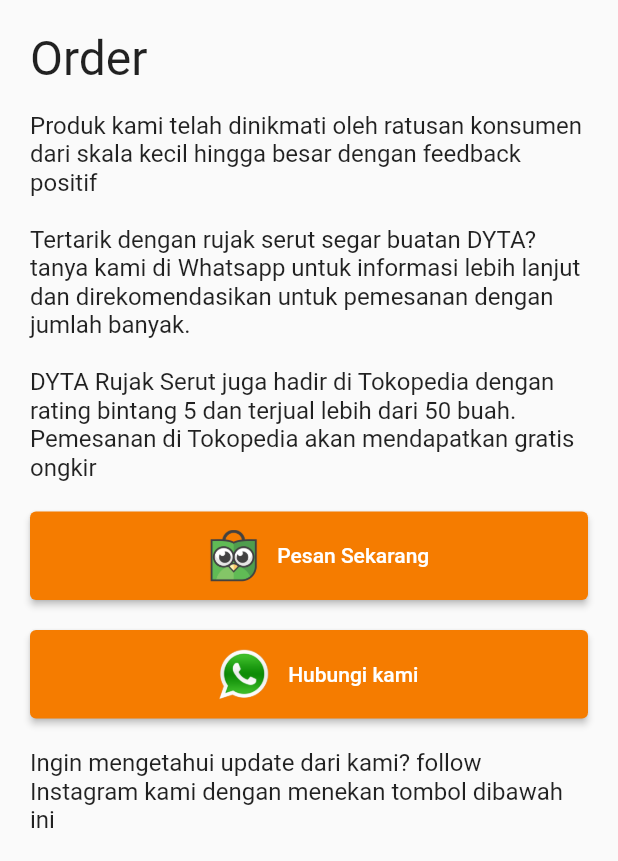
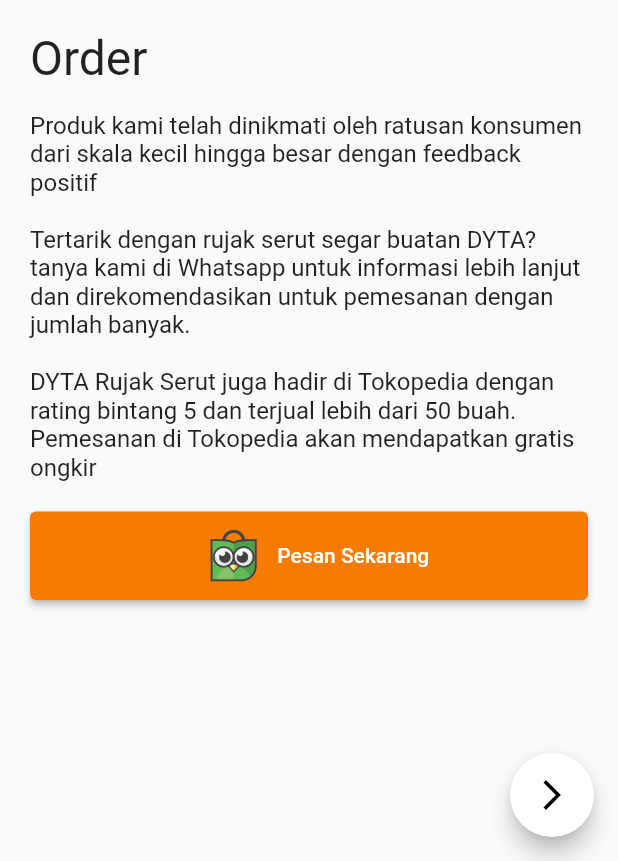
Before and after one commit to rubyTrojanovsky/aplikasi_pi, a Flutter app: the screen it shows after launch, after a tap on "Cara Order", on a phone screen of 412 x 824 dp, the part 375-1236 px from its top. Run offline on Flutter 3.47's test engine with Material 2 defaults, Android fonts, the light colour scheme and no system bars; our stand-ins replace get.

Commit message:
split component

```diff
--- a/lib/screens/beranda.dart
+++ b/lib/screens/beranda.dart
@@ -1,7 +1,8 @@
 import 'package:aplikasi_pi/screens/about_app.dart';
 import 'package:aplikasi_pi/screens/about_dyta.dart';
-import 'package:aplikasi_pi/screens/cara_order.dart';
+import 'package:aplikasi_pi/screens/informasi/components/cara_order.dart';
 import 'package:aplikasi_pi/screens/detail_rujak/detail_rujak_view.dart';
+import 'package:aplikasi_pi/screens/informasi/informasi_view.dart';
 import 'package:flutter/material.dart';
 import 'package:get/get.dart';
 
@@ -159,7 +160,7 @@
 
                           GestureDetector(
                             onTap: () {
-                              Get.to(() => CaraOrder(),
+                              Get.to(() => InformasiView(),
                                   transition: Transition.rightToLeft,
                                   duration: Duration(milliseconds: 400));
                               print('tap');
--- /dev/null
+++ b/lib/screens/informasi/components/cara_order.dart
@@ -0,0 +1,84 @@
+import 'package:aplikasi_pi/controllers/app_controller.dart';
+import 'package:flutter/material.dart';
+import 'package:get/get.dart';
+
+class CaraOrder extends StatelessWidget {
+  const CaraOrder({Key? key}) : super(key: key);
+
+  @override
+  Widget build(BuildContext context) {
+    AppController link = Get.put(AppController());
+    return Scaffold(
+      body: SingleChildScrollView(
+        child: Column(
+          crossAxisAlignment: CrossAxisAlignment.start,
+          children: [
+            // GestureDetector(
+            //   onTap: () => link.openMaps(),
+            //   child: Container(
+            //     height: 250,
+            //     decoration: BoxDecoration(
+            //         image: DecorationImage(
+            //             image: AssetImage('assets/images/mapDyta.jpg'),
+            //             fit: BoxFit.cover)),
+            //   ),
+            // ),
+
+            Container(
+              height: 250,
+              decoration: BoxDecoration(
+                image: DecorationImage(
+                    image: AssetImage('assets/images/dyta_logo.jpeg'),
+                    fit: BoxFit.cover),
+              ),
+            ),
+            Padding(
+              padding: const EdgeInsets.all(20.0),
+              child: Container(
+                child: Column(
+                  crossAxisAlignment: CrossAxisAlignment.start,
+                  children: [
+                    Text(
+                      'Order',
+                      style: TextStyle(fontSize: 32),
+                    ),
+                    SizedBox(height: 16),
+                    Text(
+                      'Produk kami telah dinikmati oleh ratusan konsumen dari skala kecil hingga besar dengan feedback positif \n\nTertarik dengan rujak serut segar buatan DYTA? '
+                      'tanya kami di Whatsapp untuk informasi lebih lanjut dan direkomendasikan untuk pemesanan dengan jumlah banyak.\n\n'
+                      'DYTA Rujak Serut juga hadir di Tokopedia dengan rating bintang 5 dan terjual lebih dari 50 buah.'
+                      ' Pemesanan di Tokopedia akan mendapatkan gratis ongkir',
+                      style: TextStyle(fontSize: 16),
+                    ),
+                    SizedBox(
+                      height: 20,
+                    ),
+                    ElevatedButton(
+                      onPressed: () => link.openTokped(),
+                      style: ElevatedButton.styleFrom(
+                        primary: Colors.orange[700],
+                      ),
+                      child: Row(
+                        mainAxisAlignment: MainAxisAlignment.center,
+                        children: [
+                        Padding(
+                          padding: const EdgeInsets.all(12.0),
+                          child: SizedBox(
+                              height: 35,
+                              width: 35,
+                              child:
+                                  Image.asset('assets/images/tokopedia.png')),
+                        ),
+                        Text("Pesan Sekarang"),
+                      ]),
+                    ),
+                  ],
+                ),
+              ),
+            ),
+          ],
+        ),
+      ),
+    );
+  }
+}
--- a/lib/screens/cara_order.dart
+++ b/lib/screens/informasi/components/sosmed_ig.dart
@@ -2,8 +2,8 @@
 import 'package:flutter/material.dart';
 import 'package:get/get.dart';
 
-class CaraOrder extends StatelessWidget {
-  const CaraOrder({Key? key}) : super(key: key);
+class InstagramPage extends StatelessWidget {
+  const InstagramPage({ Key? key }) : super(key: key);
 
   @override
   Widget build(BuildContext context) {
@@ -39,63 +39,10 @@
                   crossAxisAlignment: CrossAxisAlignment.start,
                   children: [
                     Text(
-                      'Order',
+                      'Sosial Media',
                       style: TextStyle(fontSize: 32),
                     ),
                     SizedBox(height: 16),
-                    Text(
-                      'Produk kami telah dinikmati oleh ratusan konsumen dari skala kecil hingga besar dengan feedback positif \n\nTertarik dengan rujak serut segar buatan DYTA? '
-                      'tanya kami di Whatsapp untuk informasi lebih lanjut dan direkomendasikan untuk pemesanan dengan jumlah banyak.\n\n'
-                      'DYTA Rujak Serut juga hadir di Tokopedia dengan rating bintang 5 dan terjual lebih dari 50 buah.'
-                      ' Pemesanan di Tokopedia akan mendapatkan gratis ongkir',
-                      style: TextStyle(fontSize: 16),
-                    ),
-                    SizedBox(
-                      height: 20,
-                    ),
-                    ElevatedButton(
-                      onPressed: () => link.openTokped(),
-                      style: ElevatedButton.styleFrom(
-                        primary: Colors.orange[700],
-                      ),
-                      child: Row(
-                        mainAxisAlignment: MainAxisAlignment.center,
-                        children: [
-                        Padding(
-                          padding: const EdgeInsets.all(12.0),
-                          child: SizedBox(
-                              height: 35,
-                              width: 35,
-                              child:
-                                  Image.asset('assets/images/tokopedia.png')),
-                        ),
-                        Text("Pesan Sekarang"),
-                      ]),
-                    ),
-                    SizedBox(
-                      height: 20,
-                    ),
-                    ElevatedButton(
-                      onPressed: () => link.openWA(),
-                      style: ElevatedButton.styleFrom(
-                        primary: Colors.orange[700],
-                      ),
-                      child: Row(
-                        mainAxisAlignment: MainAxisAlignment.center,
-                        children: [
-                        Padding(
-                          padding: const EdgeInsets.all(12.0),
-                          child: SizedBox(
-                              height: 35,
-                              width: 35,
-                              child: Image.asset('assets/images/whatsapp.png')),
-                        ),
-                        Text("Hubungi kami"),
-                      ]),
-                    ),
-                    SizedBox(
-                      height: 20,
-                    ),
                     Text(
                       'Ingin mengetahui update dari kami? follow Instagram kami dengan menekan tombol dibawah ini',
                       style: TextStyle(fontSize: 16),
--- /dev/null
+++ b/lib/screens/informasi/informasi_view.dart
@@ -0,0 +1,62 @@
+import 'package:aplikasi_pi/controllers/app_controller.dart';
+import 'package:aplikasi_pi/screens/informasi/components/cara_order.dart';
+import 'package:aplikasi_pi/screens/informasi/components/sosmed_ig.dart';
+import 'package:aplikasi_pi/screens/informasi/components/sosmed_wa.dart';
+import 'package:flutter/material.dart';
+import 'package:get/get.dart';
+
+
+class InformasiView extends StatelessWidget {
+  const InformasiView({Key? key}) : super(key: key);
+
+  @override
+  Widget build(BuildContext context) {
+    AppController controller = Get.put(AppController());
+    return Stack(
+      clipBehavior: Clip.none,
+      children: [
+        Container(
+          child: PageView(
+            physics: NeverScrollableScrollPhysics(),
+            controller: controller.pageController,
+            children: [CaraOrder(), WhatsappPage(), InstagramPage()],
+          ),
+        ),
+        Padding(
+          padding: const EdgeInsets.all(16.0),
+          child: Align(
+            alignment: Alignment.bottomCenter,
+            child: Obx(() => Row(
+              children: [
+                controller.halaman.value == 1 ? SizedBox() :
+                FloatingActionButton(
+                    heroTag: "mundur",
+                    onPressed: () {
+                      controller.prevHalaman();
+                    },
+                    backgroundColor: Colors.white,
+                    child: const Icon(
+                      Icons.arrow_back_ios,
+                      color: Colors.black,)
+                    ),
+                Spacer(flex: 3),
+                controller.halaman.value == 3 ? SizedBox() :
+                FloatingActionButton(
+                    heroTag: "maju",
+                    onPressed: () {
+                      controller.nextHalaman();
+                    },
+                    backgroundColor: Colors.white,
+                    child: const Icon(
+                      Icons.arrow_forward_ios,
+                      color: Colors.black,)
+                    ),
+              ],
+            ),
+            ),
+          ),
+        )
+      ],
+    );
+  }
+}
```
Also changed, not shown: lib/screens/informasi/components/sosmed_wa.dart (added, +83 -0 lines).
